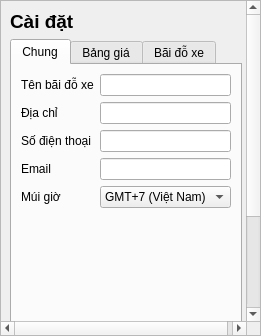
Qt form 2. App_Desktop/ui/pages/settings.ui (2pvq2/Smart_Parking_System) before a commit.
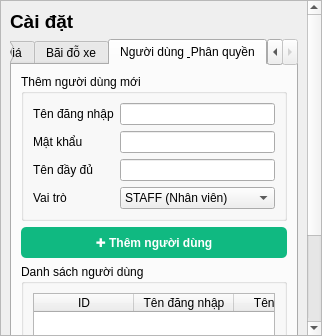
The same form after that commit. The open tabs and pages were chosen to show the change.

Diff of the .ui file:
```diff
--- a/2. App_Desktop/ui/pages/settings.ui
+++ b/2. App_Desktop/ui/pages/settings.ui
@@ -174,6 +174,66 @@
         </item>
        </layout>
       </widget>
+      <widget class="QWidget" name="tabUsers">
+       <attribute name="title">
+        <string>Người dùng &amp; Phân quyền</string>
+       </attribute>
+       <layout class="QVBoxLayout" name="verticalLayout_users">
+        <item>
+         <widget class="QGroupBox" name="groupAddUser">
+          <property name="title"><string>Thêm người dùng mới</string></property>
+          <layout class="QFormLayout" name="form_adduser">
+           <item row="0" column="0"><widget class="QLabel" name="lblNewUsername"><property name="text"><string>Tên đăng nhập</string></property></widget></item>
+           <item row="0" column="1"><widget class="QLineEdit" name="newUsername"/></item>
+           <item row="1" column="0"><widget class="QLabel" name="lblNewPassword"><property name="text"><string>Mật khẩu</string></property></widget></item>
+           <item row="1" column="1"><widget class="QLineEdit" name="newPassword"><property name="echoMode"><enum>QLineEdit::Password</enum></property></widget></item>
+           <item row="2" column="0"><widget class="QLabel" name="lblNewFullName"><property name="text"><string>Tên đầy đủ</string></property></widget></item>
+           <item row="2" column="1"><widget class="QLineEdit" name="newFullName"/></item>
+           <item row="3" column="0"><widget class="QLabel" name="lblNewRole"><property name="text"><string>Vai trò</string></property></widget></item>
+           <item row="3" column="1">
+            <widget class="QComboBox" name="newRole">
+             <item><property name="text"><string>STAFF (Nhân viên)</string></property></item>
+             <item><property name="text"><string>ADMIN (Quản trị)</string></property></item>
+            </widget>
+           </item>
+          </layout>
+         </widget>
+        </item>
+        <item>
+         <widget class="QPushButton" name="btnAddUser">
+          <property name="text"><string>✚ Thêm người dùng</string></property>
+          <property name="styleSheet"><string>padding: 8px; background-color: #10b981; color: white; border-radius: 5px; font-weight: 600;</string></property>
+         </widget>
+        </item>
+        <item>
+         <widget class="QGroupBox" name="groupUserList">
+          <property name="title"><string>Danh sách người dùng</string></property>
+          <layout class="QVBoxLayout" name="verticalLayout_userlist">
+           <item>
+            <widget class="QTableWidget" name="usersTable">
+             <property name="columnCount"><number>5</number></property>
+             <column>
+              <property name="text"><string>ID</string></property>
+             </column>
+             <column>
+              <property name="text"><string>Tên đăng nhập</string></property>
+             </column>
+             <column>
+              <property name="text"><string>Tên đầy đủ</string></property>
+             </column>
+             <column>
+              <property name="text"><string>Vai trò</string></property>
+             </column>
+             <column>
+              <property name="text"><string>Hành động</string></property>
+             </column>
+            </widget>
+           </item>
+          </layout>
+         </widget>
+        </item>
+       </layout>
+      </widget>
      </widget> <!-- End QTabWidget -->
     </item>
    </layout>
```
